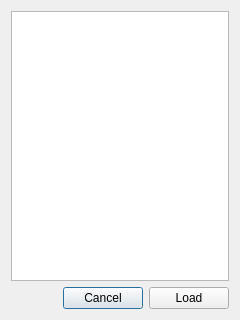
Before: the Qt Designer form src/loaddialog.ui in DanyStepanek/Chess, drawn with Qt 5.
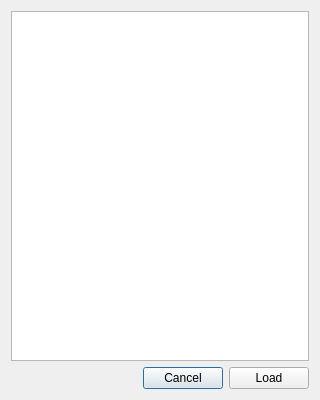
After: the same form once the commit is applied.

```diff
--- a/src/loaddialog.ui
+++ b/src/loaddialog.ui
@@ -6,8 +6,8 @@
    <rect>
     <x>0</x>
     <y>0</y>
-    <width>240</width>
-    <height>320</height>
+    <width>320</width>
+    <height>400</height>
    </rect>
   </property>
   <property name="windowTitle">
```
Left out of the diff: 16 changed lines with no effect on the pictures.
